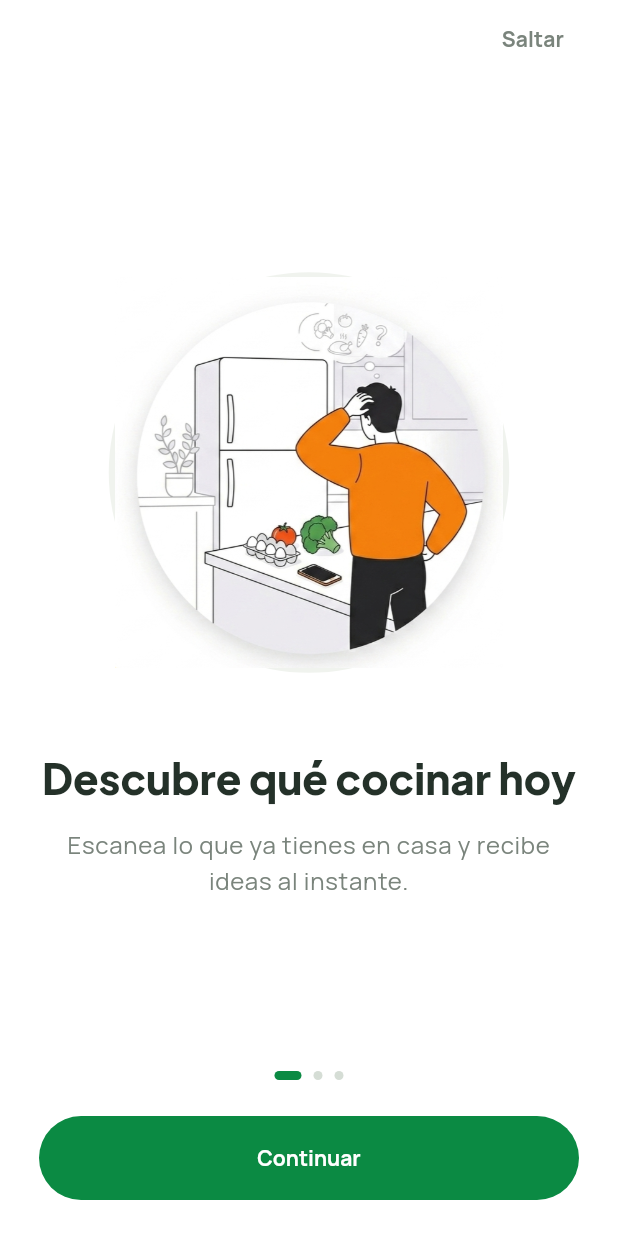
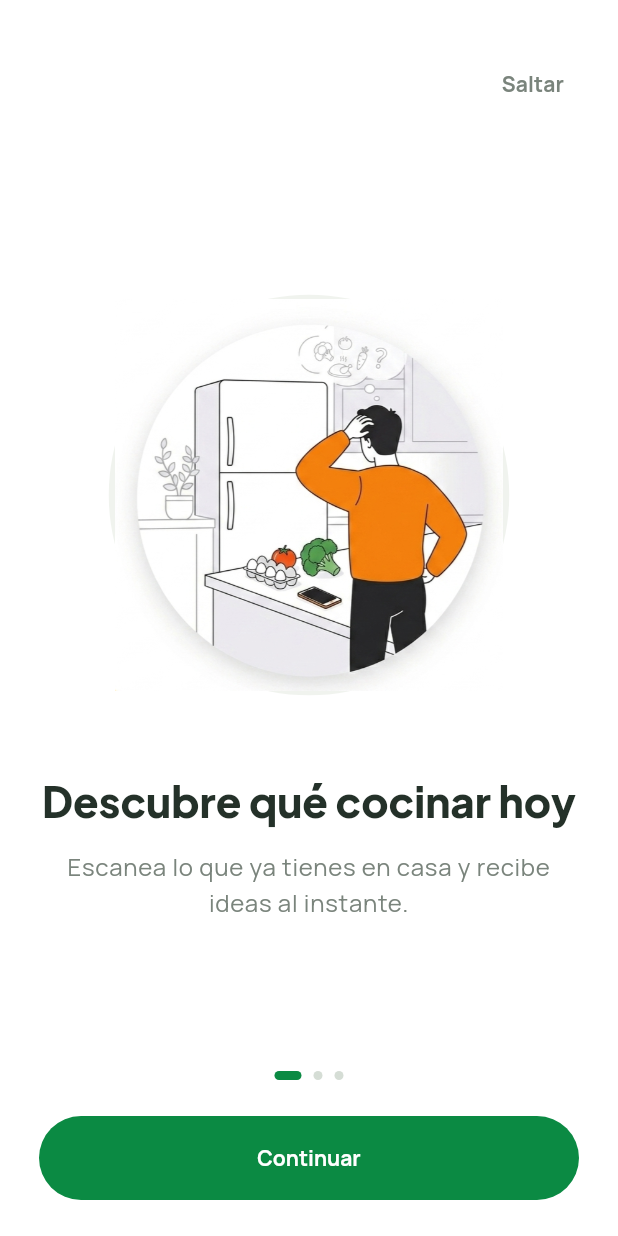
Before and after one commit to benjvm/WTFood, a Flutter app: the screen it shows once a user with an empty profile is signed in, on a phone screen of 412 x 824 dp. Run offline on Flutter 3.47's test engine with Material 3 defaults, Android fonts, the phone set to English and light mode, and no system bars; our stand-ins replace cached_network_image, cloud_firestore, firebase_auth, firebase_core, flutter_dotenv, google_fonts and 4 more; accounts and stored records are empty; project files that could hold a hidden picture were left out.

Commit message:
Corrección a un escepcion en home, bajar un poco el skip button

```diff
--- a/wtfood_app/lib/core/theme_controller.dart
+++ b/wtfood_app/lib/core/theme_controller.dart
@@ -1,4 +1,5 @@
 import 'package:flutter/material.dart';
+import 'package:shared_preferences/shared_preferences.dart';
 
 enum AppThemePreference {
   system,
@@ -15,24 +16,53 @@ enum AppThemePreference {
         return ThemeMode.dark;
     }
   }
+
+  static AppThemePreference fromStorageValue(String? value) {
+    return AppThemePreference.values.firstWhere(
+      (preference) => preference.name == value,
+      orElse: () => AppThemePreference.system,
+    );
+  }
+}
+
+class ThemePreferenceStorage {
+  ThemePreferenceStorage({SharedPreferencesAsync? preferences})
+    : _preferences = preferences ?? SharedPreferencesAsync();
+
+  final SharedPreferencesAsync _preferences;
+
+  static const String _themePreferenceKey = 'wtfood.theme.preference';
+
+  Future<AppThemePreference> loadPreference() async {
+    final value = await _preferences.getString(_themePreferenceKey);
+    return AppThemePreference.fromStorageValue(value);
+  }
+
+  Future<void> savePreference(AppThemePreference preference) {
+    return _preferences.setString(_themePreferenceKey, preference.name);
+  }
 }
 
 class ThemeController extends ChangeNotifier {
   ThemeController({
     AppThemePreference initialPreference = AppThemePreference.system,
-  }) : _preference = initialPreference;
+    ThemePreferenceStorage? storage,
+  }) : _preference = initialPreference,
+       _storage = storage ?? ThemePreferenceStorage();
 
   AppThemePreference _preference;
+  final ThemePreferenceStorage _storage;
 
   AppThemePreference get preference => _preference;
   ThemeMode get themeMode => _preference.themeMode;
 
-  void setPreference(AppThemePreference value) {
+  Future<void> setPreference(AppThemePreference value) async {
     if (_preference == value) {
       return;
     }
 
     _preference = value;
     notifyListeners();
+    await _storage.savePreference(value);
   }
 }
--- a/wtfood_app/lib/features/onboarding/presentation/widgets/onboarding_skip_button.dart
+++ b/wtfood_app/lib/features/onboarding/presentation/widgets/onboarding_skip_button.dart
@@ -9,7 +9,9 @@ class OnboardingSkipButton extends StatelessWidget {
   Widget build(BuildContext context) {
     final theme = Theme.of(context);
 
-    return TextButton(
+    return Padding(
+      padding: const EdgeInsets.only(top: 30),
+      child: TextButton(
         onPressed: onPressed,
         style: TextButton.styleFrom(
           padding: const EdgeInsets.symmetric(horizontal: 12, vertical: 8),
@@ -23,6 +25,7 @@ class OnboardingSkipButton extends StatelessWidget {
             fontWeight: FontWeight.w700,
           ),
         ),
+      ),
     );
   }
 }
--- a/wtfood_app/lib/main.dart
+++ b/wtfood_app/lib/main.dart
@@ -17,17 +17,37 @@ Future<void> main() async {
   await dotenv.load(fileName: '.env');
 
   await Firebase.initializeApp(options: DefaultFirebaseOptions.currentPlatform);
-  runApp(const MainApp());
+  final themePreferenceStorage = ThemePreferenceStorage();
+  final initialThemePreference = await themePreferenceStorage.loadPreference();
+
+  runApp(
+    MainApp(
+      initialThemePreference: initialThemePreference,
+      themePreferenceStorage: themePreferenceStorage,
+    ),
+  );
 }
 
 class MainApp extends StatelessWidget {
-  const MainApp({super.key});
+  const MainApp({
+    required this.initialThemePreference,
+    required this.themePreferenceStorage,
+    super.key,
+  });
+
+  final AppThemePreference initialThemePreference;
+  final ThemePreferenceStorage themePreferenceStorage;
 
   @override
   Widget build(BuildContext context) {
     return MultiProvider(
       providers: [
-        ChangeNotifierProvider(create: (_) => ThemeController()),
+        ChangeNotifierProvider(
+          create: (_) => ThemeController(
+            initialPreference: initialThemePreference,
+            storage: themePreferenceStorage,
+          ),
+        ),
         ChangeNotifierProvider(create: (_) => FridgeProvider()),
         ChangeNotifierProvider(create: (_) => UserProvider()),
       ],
```
Also changed, not shown: wtfood_app/lib/screens/home/home_screen.dart (+7 -3 lines), wtfood_app/lib/screens/scan/scan_screen.dart (+7 -3 lines). Lines whose indentation alone changed are shown as unchanged.
